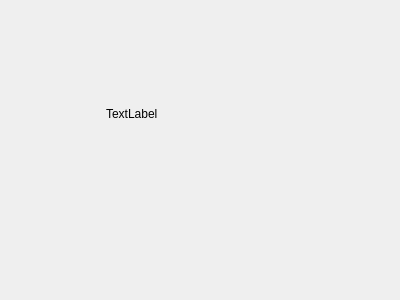
The window that src/gui/components/ChatBubbleUser.ui (iamshrisawant/sortedpc) describes before a commit, drawn with Qt 5.
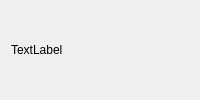
The same window after the commit.

```diff
--- a/src/gui/components/ChatBubbleUser.ui
+++ b/src/gui/components/ChatBubbleUser.ui
@@ -2,39 +2,7 @@
 <ui version="4.0">
  <class>ChatBubbleUser</class>
  <widget class="QWidget" name="ChatBubbleUser">
-  <property name="geometry">
-   <rect>
-    <x>0</x>
-    <y>0</y>
-    <width>400</width>
-    <height>300</height>
-   </rect>
-  </property>
-  <property name="windowTitle">
-   <string>Form</string>
-  </property>
-  <widget class="QWidget" name="horizontalLayoutWidget">
-   <property name="geometry">
-    <rect>
-     <x>100</x>
-     <y>100</y>
-     <width>112</width>
-     <height>28</height>
-    </rect>
-   </property>
    <layout class="QHBoxLayout" name="bubbleLayout">
-    <property name="leftMargin">
-     <number>6</number>
-    </property>
-    <property name="topMargin">
-     <number>6</number>
-    </property>
-    <property name="rightMargin">
-     <number>6</number>
-    </property>
-    <property name="bottomMargin">
-     <number>6</number>
-    </property>
     <item>
      <widget class="QLabel" name="labelMessage">
       <property name="minimumSize">
@@ -58,7 +26,6 @@
      </widget>
     </item>
    </layout>
-  </widget>
  </widget>
  <resources/>
  <connections/>
```
Lines whose indentation alone changed are shown as unchanged.
